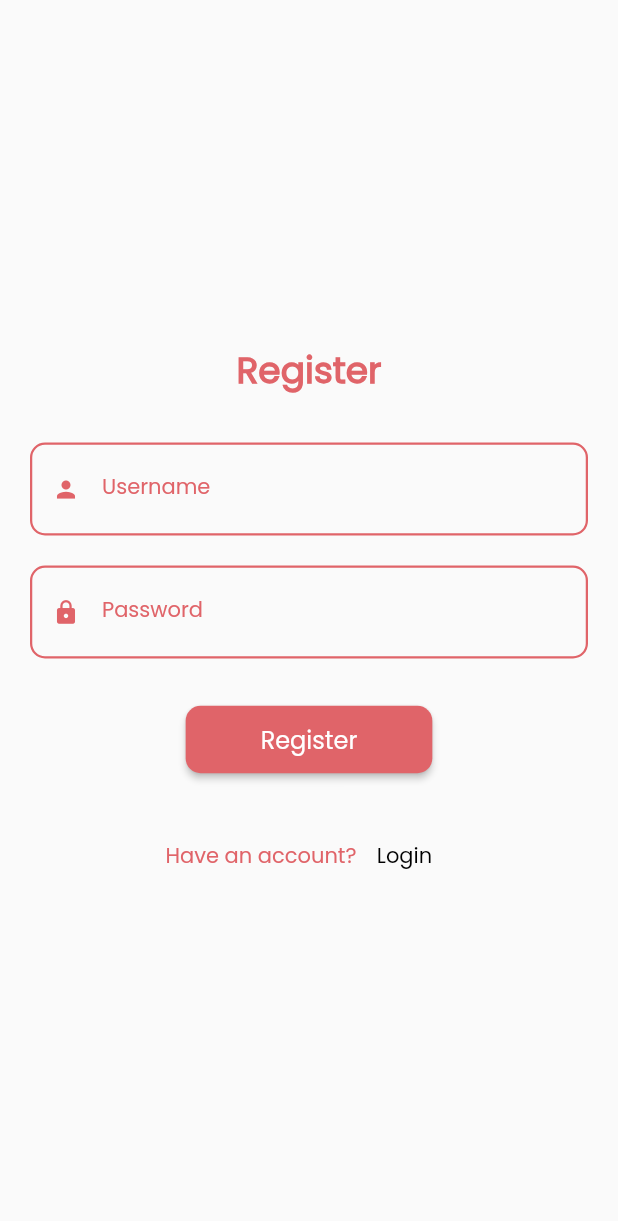
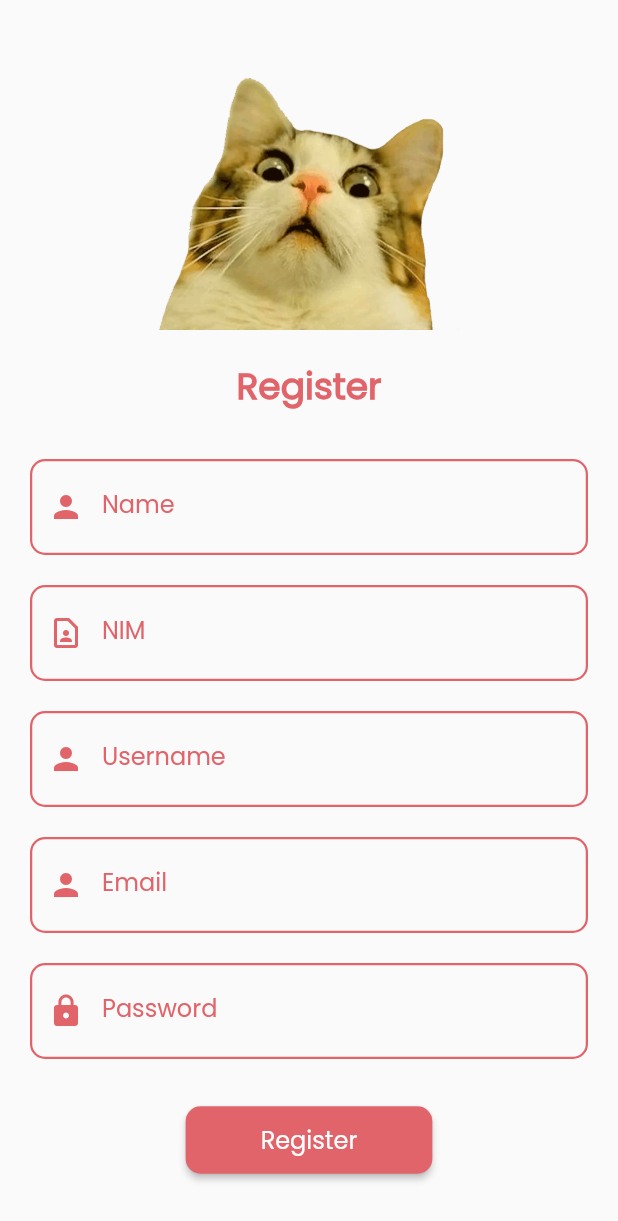
Before and after one commit to aaafrien/FinalProject_TPM, a Flutter app: the screen it shows after launch, after a tap on "Register", on a phone screen of 412 x 824 dp. Shown: the top 1221 px of the screen. Run offline on Flutter 3.47's test engine with Material 2 defaults, Android fonts, the phone set to English and light mode, and no system bars; our stand-ins replace shared_preferences, sqflite; accounts and stored records are empty; network calls fail.

Commit message:
updte register

```diff
--- a/lib/data/database_helper.dart
+++ b/lib/data/database_helper.dart
@@ -25,41 +25,15 @@ class DatabaseHelper {
   }
 
   Future _onCreate(Database db, int version) async {
-    await db.execute('''
+    await db.execute(
+        '''
       CREATE TABLE User(
         id INTEGER PRIMARY KEY AUTOINCREMENT,
+        name TEXT,
+        nim TEXT,
         username TEXT,
         email TEXT,
-        password TEXT,
-        plan TEXT
-      )
-    ''');
-
-    await db.execute('''
-      CREATE TABLE Reviews(
-        id INTEGER PRIMARY KEY AUTOINCREMENT,
-        userId INTEGER,
-        review TEXT,
-        FOREIGN KEY (userId) REFERENCES User (id)
-      )
-    ''');
-
-    await db.execute('''
-      CREATE TABLE Games(
-        id INTEGER PRIMARY KEY AUTOINCREMENT,
-        userId INTEGER,
-        gamesId,
-        title TEXT,
-        thumbnail TEXT,
-        shortDescription TEXT,
-        gameUrl TEXT,
-        genre TEXT,
-        platform TEXT,
-        publisher TEXT,
-        developer TEXT,
-        releaseDate TEXT,
-        freetogameProfileUrl TEXT,
-        FOREIGN KEY (userId) REFERENCES User (id)
+        password TEXT
       )
     ''');
   }
--- a/lib/data/user_database_helper.dart
+++ b/lib/data/user_database_helper.dart
@@ -14,7 +14,7 @@ class userDatabaseHelper {
     user.password = digest.toString();
 
     List<Map> list = await db!.query('$tableName',
-        where: 'username = ? or email = ?', whereArgs: [username]);
+        where: 'username = ?', whereArgs: [username]);
 
     if (list.isEmpty) {
       await db.insert(tableName, user.toMap());
@@ -40,7 +40,8 @@ class userDatabaseHelper {
 
   static Future<UserModel> getUsersById(int userId) async {
     print(userId);
-    UserModel user = UserModel(username: '', password: '');
+    UserModel user =
+        UserModel(name: '', nim: '', username: '', email: '', password: '');
     final db = await DatabaseHelper.instance.database;
     List<Map> list =
         await db!.query('$tableName', where: 'id = ?', whereArgs: [userId]);
--- a/lib/main.dart
+++ b/lib/main.dart
@@ -1,24 +1,23 @@
+import 'package:finalproject/components/navbar.dart';
 import 'package:finalproject/components/palettes.dart';
 import 'package:finalproject/pages/login.dart';
+import 'package:finalproject/routes/route.dart';
 import 'package:flutter/material.dart';
+import 'package:shared_preferences/shared_preferences.dart';
 
-void main() {
-  runApp(const MyApp());
+Future<void> main() async {
+  WidgetsFlutterBinding.ensureInitialized();
+  SharedPreferences prefs = await SharedPreferences.getInstance();
+  var userId = prefs.getInt('userId');
+  // print(userId);
+
+  runApp(
+    MaterialApp(
+      debugShowCheckedModeBanner: false,
+      title: '123200093 - Final Project TPM',
+      theme: ThemeData(primarySwatch: Palette.mainColor, fontFamily: 'Poppins'),
+      home: userId == null ? LoginPage() : Navbar(),
+      onGenerateRoute: RouterGenerator.generateRoute,
+    ),
+  );
 }
-
-class MyApp extends StatelessWidget {
-  const MyApp({Key? key}) : super(key: key);
-
-  @override
-  Widget build(BuildContext context) {
-    return MaterialApp(
-      title: 'Flutter Demo',
-      debugShowCheckedModeBanner: false,
-      theme: ThemeData(
-        primarySwatch: Palette.mainColor,
-        fontFamily: "Poppins",
-      ),
-      home: LoginPage(),
-    );
-  }
-}
--- a/lib/model/user.dart
+++ b/lib/model/user.dart
@@ -1,27 +1,36 @@
 class UserModel {
   int? id;
+  String? name;
+  String? nim;
   String? username;
+  String? email;
   String? password;
-  String? plan;
 
   UserModel({
+    required this.name,
+    required this.nim,
     required this.username,
+    required this.email,
     required this.password,
   });
 
   Map<String, dynamic> toMap() {
     var map = <String, dynamic>{};
     map['id'] = id;
+    map['name'] = name;
+    map['nim'] = nim;
     map['username'] = username;
+    map['email'] = email;
     map['password'] = password;
-    map['plan'] = "Free";
     return map;
   }
 
   UserModel.fromMap(Map<dynamic, dynamic> map) {
     id = map['id'];
+    name = map['name'];
+    nim = map['nim'];
     username = map['username'];
+    email = map['email'];
     password = map['password'];
-    plan = map['plan'];
   }
 }
--- a/lib/pages/login.dart
+++ b/lib/pages/login.dart
@@ -20,12 +20,19 @@ class _LoginPageState extends State<LoginPage> {
   @override
   Widget build(BuildContext context) {
     return Scaffold(
-      body: Padding(
+      body: Center(
+        child: SingleChildScrollView(
           padding: EdgeInsets.all(20),
           child: Column(
             crossAxisAlignment: CrossAxisAlignment.center,
             mainAxisAlignment: MainAxisAlignment.center,
             children: [
+              Image.asset(
+                "assets/images/cat.png",
+                height: 200,
+                fit: BoxFit.fitWidth,
+              ),
+              SizedBox(height: 20),
               Text(
                 "Login",
                 style: TextStyle(
@@ -45,14 +52,10 @@ class _LoginPageState extends State<LoginPage> {
                         await userDatabaseHelper.getUserByUsernameAndPassword(
                             _usernameController.text, _passwordController.text);
                     if (listUser.length > 0) {
-                    final snackbar = SnackBar(
-                      content: Text('Login Success'),
-                    );
                       SharedPreferences pref =
                           await SharedPreferences.getInstance();
                       pref.setString('username', listUser[0].username!);
                       pref.setInt('userId', listUser[0].id!);
-                    ScaffoldMessenger.of(context).showSnackBar(snackbar);
                       Navigator.push(context,
                           MaterialPageRoute(builder: (context) => Navbar()));
                     }
@@ -77,7 +80,7 @@ class _LoginPageState extends State<LoginPage> {
               Row(
                 mainAxisAlignment: MainAxisAlignment.center,
                 children: [
-                Text('Have an account?',
+                  Text('Don\'t have an account?',
                       style: TextStyle(color: Palette.mainColor)),
                   TextButton(
                     onPressed: () {
@@ -94,6 +97,7 @@ class _LoginPageState extends State<LoginPage> {
             ],
           ),
         ),
+      ),
     );
   }
 
@@ -104,31 +108,17 @@ class _LoginPageState extends State<LoginPage> {
       decoration: InputDecoration(
         labelText: 'Username',
         hintText: 'username',
-        labelStyle: TextStyle(
-          color: Palette.mainColor,
-          fontSize: 14.0,
-          fontWeight: FontWeight.w400,
-        ),
-        hintStyle: TextStyle(
-          color: Palette.mainColor,
-          fontSize: 14.0,
-        ),
-        prefixIcon: Icon(
-          Icons.person,
-          color: Palette.mainColor,
-          size: 18,
-        ),
+        labelStyle: TextStyle(color: Palette.mainColor),
+        hintStyle: TextStyle(color: Palette.mainColor),
+        prefixIcon: Icon(Icons.person, color: Palette.mainColor),
         enabledBorder: OutlineInputBorder(
           borderSide: BorderSide(color: Palette.mainColor, width: 1.5),
-          borderRadius: BorderRadius.circular(10.0),
+          borderRadius: BorderRadius.circular(10),
         ),
-        floatingLabelStyle: TextStyle(
-          color: Palette.mainColor,
-          fontSize: 18.0,
-        ),
+        floatingLabelStyle: TextStyle(color: Palette.mainColor),
         focusedBorder: OutlineInputBorder(
           borderSide: BorderSide(color: Palette.mainColor, width: 1.5),
-          borderRadius: BorderRadius.circular(10.0),
+          borderRadius: BorderRadius.circular(10),
         ),
       ),
     );
@@ -142,31 +132,17 @@ class _LoginPageState extends State<LoginPage> {
       decoration: InputDecoration(
         labelText: 'Password',
         hintText: 'password',
-        labelStyle: TextStyle(
-          color: Palette.mainColor,
-          fontSize: 14.0,
-          fontWeight: FontWeight.w400,
-        ),
-        hintStyle: TextStyle(
-          color: Palette.mainColor,
-          fontSize: 14.0,
-        ),
-        prefixIcon: Icon(
-          Icons.lock,
-          color: Palette.mainColor,
-          size: 18,
-        ),
+        labelStyle: TextStyle(color: Palette.mainColor),
+        hintStyle: TextStyle(color: Palette.mainColor),
+        prefixIcon: Icon(Icons.person, color: Palette.mainColor),
         enabledBorder: OutlineInputBorder(
           borderSide: BorderSide(color: Palette.mainColor, width: 1.5),
-          borderRadius: BorderRadius.circular(10.0),
+          borderRadius: BorderRadius.circular(10),
         ),
-        floatingLabelStyle: TextStyle(
-          color: Palette.mainColor,
-          fontSize: 18.0,
-        ),
+        floatingLabelStyle: TextStyle(color: Palette.mainColor),
         focusedBorder: OutlineInputBorder(
           borderSide: BorderSide(color: Palette.mainColor, width: 1.5),
-          borderRadius: BorderRadius.circular(10.0),
+          borderRadius: BorderRadius.circular(10),
         ),
       ),
     );
--- a/lib/pages/profile.dart
+++ b/lib/pages/profile.dart
@@ -1,4 +1,5 @@
-import 'package:finalproject/pages/login.dart';
+import 'package:finalproject/data/user_database_helper.dart';
+import 'package:finalproject/model/user.dart';
 import 'package:flutter/material.dart';
 import 'package:shared_preferences/shared_preferences.dart';
 
@@ -10,17 +11,38 @@ class ProfilePage extends StatefulWidget {
 }
 
 class _ProfilePageState extends State<ProfilePage> {
-  late SharedPreferences prefs;
+  String username = "";
+  late int _userId;
 
-  void initial() async {
-    prefs = await SharedPreferences.getInstance();
+  Future<void> _getUserId() async {
+    SharedPreferences prefs = await SharedPreferences.getInstance();
+    var userId = prefs.getInt('userId');
+    print(userId);
+    setState(() {
+      _userId = userId!;
+    });
+  }
+
+  void getUsername() async {
+    SharedPreferences pref = await SharedPreferences.getInstance();
+    setState(() {
+      username = pref.getString('username')!;
+    });
+  }
+
+  @override
+  void initState() {
+    super.initState();
+    _userId = 0;
+    _getUserId();
+    getUsername();
   }
 
   @override
   Widget build(BuildContext context) {
     return Scaffold(
         appBar: AppBar(
-        title: Text("Group Profile"),
+          title: Text("Profile"),
           actions: [
             IconButton(
               onPressed: () async {
@@ -40,12 +62,12 @@ class _ProfilePageState extends State<ProfilePage> {
                       ),
                       TextButton(
                         onPressed: () async {
-                        setLogout();
-                        Navigator.pushAndRemoveUntil(
-                          context,
-                          MaterialPageRoute(builder: (context) => LoginPage()),
-                          (_) => false,
-                        );
+                          SharedPreferences pref =
+                              await SharedPreferences.getInstance();
+                          pref.remove('userId');
+                          pref.remove('username');
+                          Navigator.pushNamedAndRemoveUntil(
+                              context, '/login', (route) => false);
                         },
                         child: const Text('Yes',
                             style: TextStyle(color: Colors.black)),
@@ -58,7 +80,24 @@ class _ProfilePageState extends State<ProfilePage> {
             )
           ],
         ),
-      body: SingleChildScrollView(
+        body: FutureBuilder(
+          future: userDatabaseHelper.getUsersById(_userId),
+          builder: (context, AsyncSnapshot snapshot) {
+            if (snapshot.data == null) {
+              return Container(
+                child: Center(
+                  child: CircularProgressIndicator(),
+                ),
+              );
+            } else if (!snapshot.hasData) {
+              return Container(
+                child: Center(
+                  child: Text("No Data"),
+                ),
+              );
+            } else {
+              UserModel user = snapshot.data;
+              return SingleChildScrollView(
                 child: Padding(
                   padding: EdgeInsets.all(20),
                   child: Column(
@@ -98,7 +137,7 @@ class _ProfilePageState extends State<ProfilePage> {
                                   mainAxisAlignment: MainAxisAlignment.center,
                                   crossAxisAlignment: CrossAxisAlignment.start,
                                   children: [
-                            Text(": Afrien Khoirunnisa Shobar"),
+                                    Text(': ${user.username}'),
                                     Text(": 123200093"),
                                     Text(": Sleman, 29 April 2002"),
                                     Text(": UI/UX Designer"),
@@ -112,8 +151,10 @@ class _ProfilePageState extends State<ProfilePage> {
                     ],
                   ),
                 ),
-      ),
               );
+            }
+          },
+        ));
   }
 
   void setLogout() async {
--- a/lib/pages/register.dart
+++ b/lib/pages/register.dart
@@ -12,21 +12,29 @@ class RegisterPage extends StatefulWidget {
 }
 
 class _RegisterPageState extends State<RegisterPage> {
+  final TextEditingController _nameController = TextEditingController();
+  final TextEditingController _nimController = TextEditingController();
   final TextEditingController _usernameController = TextEditingController();
+  final TextEditingController _emailController = TextEditingController();
   final TextEditingController _passwordController = TextEditingController();
   String error = "";
-
-  late UserModel _currentUser;
 
   @override
   Widget build(BuildContext context) {
     return Scaffold(
-      body: Padding(
+      body: Center(
+        child: SingleChildScrollView(
           padding: EdgeInsets.all(20),
           child: Column(
             crossAxisAlignment: CrossAxisAlignment.center,
             mainAxisAlignment: MainAxisAlignment.center,
             children: [
+              Image.asset(
+                "assets/images/cat.png",
+                height: 200,
+                fit: BoxFit.fitWidth,
+              ),
+              SizedBox(height: 20),
               Text(
                 "Register",
                 style: TextStyle(
@@ -35,7 +43,13 @@ class _RegisterPageState extends State<RegisterPage> {
                     color: Palette.mainColor),
               ),
               SizedBox(height: 30),
+              _nameField(),
+              SizedBox(height: 20),
+              _nimField(),
+              SizedBox(height: 20),
               _usernameField(),
+              SizedBox(height: 20),
+              _emailField(),
               SizedBox(height: 20),
               _passwordField(),
               SizedBox(height: 30),
@@ -58,9 +72,11 @@ class _RegisterPageState extends State<RegisterPage> {
                         });
                     return;
                   }
-
                   UserModel user = UserModel(
+                      name: _nameController.text,
+                      nim: _nimController.text,
                       username: _usernameController.text,
+                      email: _emailController.text,
                       password: _passwordController.text);
                   try {
                     await userDatabaseHelper.createUser(user);
@@ -103,6 +119,53 @@ class _RegisterPageState extends State<RegisterPage> {
             ],
           ),
         ),
+      ),
+    );
+  }
+
+  Widget _nameField() {
+    return TextField(
+      controller: _nameController,
+      cursorColor: Palette.mainColor,
+      decoration: InputDecoration(
+        labelText: 'Name',
+        hintText: 'name',
+        labelStyle: TextStyle(color: Palette.mainColor),
+        hintStyle: TextStyle(color: Palette.mainColor),
+        prefixIcon: Icon(Icons.person, color: Palette.mainColor),
+        enabledBorder: OutlineInputBorder(
+          borderSide: BorderSide(color: Palette.mainColor, width: 1.5),
+          borderRadius: BorderRadius.circular(10),
+        ),
+        floatingLabelStyle: TextStyle(color: Palette.mainColor),
+        focusedBorder: OutlineInputBorder(
+          borderSide: BorderSide(color: Palette.mainColor, width: 1.5),
+          borderRadius: BorderRadius.circular(10),
+        ),
+      ),
+    );
+  }
+
+  Widget _nimField() {
+    return TextField(
+      controller: _nimController,
+      cursorColor: Palette.mainColor,
+      decoration: InputDecoration(
+        labelText: 'NIM',
+        hintText: 'NIM',
+        labelStyle: TextStyle(color: Palette.mainColor),
+        hintStyle: TextStyle(color: Palette.mainColor),
+        prefixIcon: Icon(Icons.contact_page_outlined, color: Palette.mainColor),
+        enabledBorder: OutlineInputBorder(
+          borderSide: BorderSide(color: Palette.mainColor, width: 1.5),
+          borderRadius: BorderRadius.circular(10),
+        ),
+        floatingLabelStyle: TextStyle(color: Palette.mainColor),
+        focusedBorder: OutlineInputBorder(
+          borderSide: BorderSide(color: Palette.mainColor, width: 1.5),
+          borderRadius: BorderRadius.circular(10),
+        ),
+      ),
     );
   }
 
@@ -113,31 +176,40 @@ class _RegisterPageState extends State<RegisterPage> {
       decoration: InputDecoration(
         labelText: 'Username',
         hintText: 'username',
-        labelStyle: TextStyle(
-          color: Palette.mainColor,
-          fontSize: 14.0,
-          fontWeight: FontWeight.w400,
-        ),
-        hintStyle: TextStyle(
-          color: Palette.mainColor,
-          fontSize: 14.0,
-        ),
-        prefixIcon: Icon(
-          Icons.person,
-          color: Palette.mainColor,
-          size: 18,
-        ),
+        labelStyle: TextStyle(color: Palette.mainColor),
+        hintStyle: TextStyle(color: Palette.mainColor),
+        prefixIcon: Icon(Icons.person, color: Palette.mainColor),
         enabledBorder: OutlineInputBorder(
           borderSide: BorderSide(color: Palette.mainColor, width: 1.5),
-          borderRadius: BorderRadius.circular(10.0),
+          borderRadius: BorderRadius.circular(10),
         ),
-        floatingLabelStyle: TextStyle(
-          color: Palette.mainColor,
-          fontSize: 18.0,
-        ),
+        floatingLabelStyle: TextStyle(color: Palette.mainColor),
         focusedBorder: OutlineInputBorder(
           borderSide: BorderSide(color: Palette.mainColor, width: 1.5),
-          borderRadius: BorderRadius.circular(10.0),
+          borderRadius: BorderRadius.circular(10),
+        ),
+      ),
+    );
+  }
+
+  Widget _emailField() {
+    return TextField(
+      controller: _emailController,
+      cursorColor: Palette.mainColor,
+      decoration: InputDecoration(
+        labelText: 'Email',
+        hintText: 'email',
+        labelStyle: TextStyle(color: Palette.mainColor),
+        hintStyle: TextStyle(color: Palette.mainColor),
+        prefixIcon: Icon(Icons.person, color: Palette.mainColor),
+        enabledBorder: OutlineInputBorder(
+          borderSide: BorderSide(color: Palette.mainColor, width: 1.5),
+          borderRadius: BorderRadius.circular(10),
+        ),
+        floatingLabelStyle: TextStyle(color: Palette.mainColor),
+        focusedBorder: OutlineInputBorder(
+          borderSide: BorderSide(color: Palette.mainColor, width: 1.5),
+          borderRadius: BorderRadius.circular(10),
         ),
       ),
     );
@@ -151,31 +223,17 @@ class _RegisterPageState extends State<RegisterPage> {
       decoration: InputDecoration(
         labelText: 'Password',
         hintText: 'password',
-        labelStyle: TextStyle(
-          color: Palette.mainColor,
-          fontSize: 14.0,
-          fontWeight: FontWeight.w400,
-        ),
-        hintStyle: TextStyle(
-          color: Palette.mainColor,
-          fontSize: 14.0,
-        ),
-        prefixIcon: Icon(
-          Icons.lock,
-          color: Palette.mainColor,
-          size: 18,
-        ),
+        labelStyle: TextStyle(color: Palette.mainColor),
+        hintStyle: TextStyle(color: Palette.mainColor),
+        prefixIcon: Icon(Icons.lock, color: Palette.mainColor),
         enabledBorder: OutlineInputBorder(
           borderSide: BorderSide(color: Palette.mainColor, width: 1.5),
-          borderRadius: BorderRadius.circular(10.0),
+          borderRadius: BorderRadius.circular(10),
         ),
-        floatingLabelStyle: TextStyle(
-          color: Palette.mainColor,
-          fontSize: 18.0,
-        ),
+        floatingLabelStyle: TextStyle(color: Palette.mainColor),
         focusedBorder: OutlineInputBorder(
           borderSide: BorderSide(color: Palette.mainColor, width: 1.5),
-          borderRadius: BorderRadius.circular(10.0),
+          borderRadius: BorderRadius.circular(10),
         ),
       ),
     );
--- /dev/null
+++ b/lib/routes/route.dart
@@ -0,0 +1,32 @@
+import 'package:finalproject/pages/homepage.dart';
+import 'package:finalproject/pages/login.dart';
+import 'package:finalproject/pages/register.dart';
+import 'package:finalproject/routes/router_name.dart';
+import 'package:flutter/material.dart';
+
+class RouterGenerator {
+  static Route<dynamic> generateRoute(RouteSettings settings) {
+    switch (settings.name) {
+      case RouterName.login:
+        return MaterialPageRoute(builder: (_) => LoginPage());
+
+      case RouterName.register:
+        return MaterialPageRoute(builder: (_) => RegisterPage());
+
+      case RouterName.homepage:
+        return MaterialPageRoute(builder: (_) => Homepage());
+
+      default:
+        return _errorRoute();
+    }
+  }
+
+  static Route<dynamic> _errorRoute() {
+    return MaterialPageRoute(builder: (_) {
+      return Scaffold(
+        appBar: AppBar(title: Text("Error")),
+        body: Center(child: Text('Error page')),
+      );
+    });
+  }
+}
--- a/lib/routes/routes.dart
+++ b/lib/routes/router_name.dart
@@ -1,4 +1,4 @@
-abstract class RouteGenerator {
+abstract class RouterName {
   static const login = '/login';
   static const register = '/register';
   static const homepage = '/homepage';
```
Also changed, not shown: 1 other file. Lines whose indentation alone changed are shown as unchanged.
